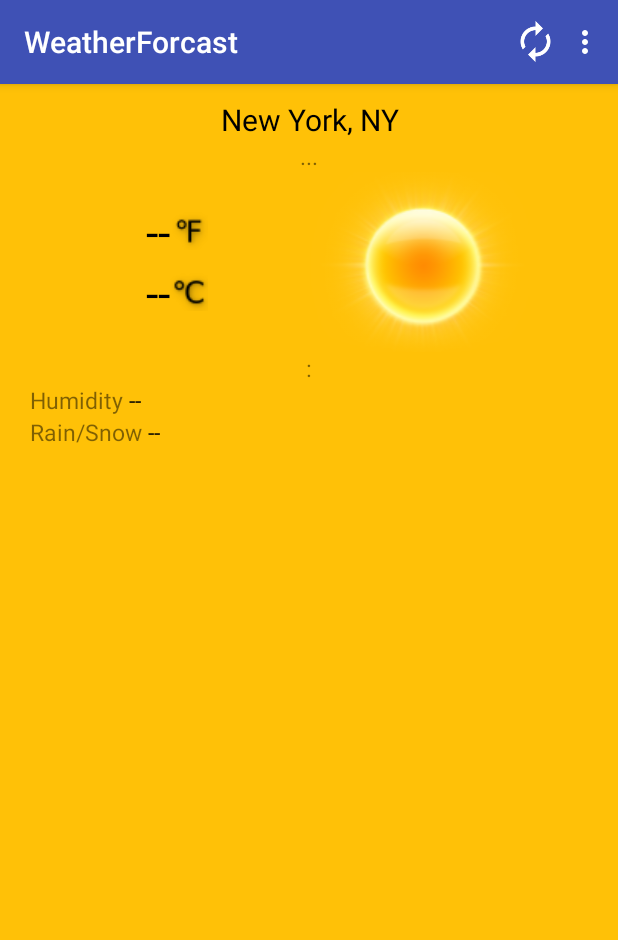
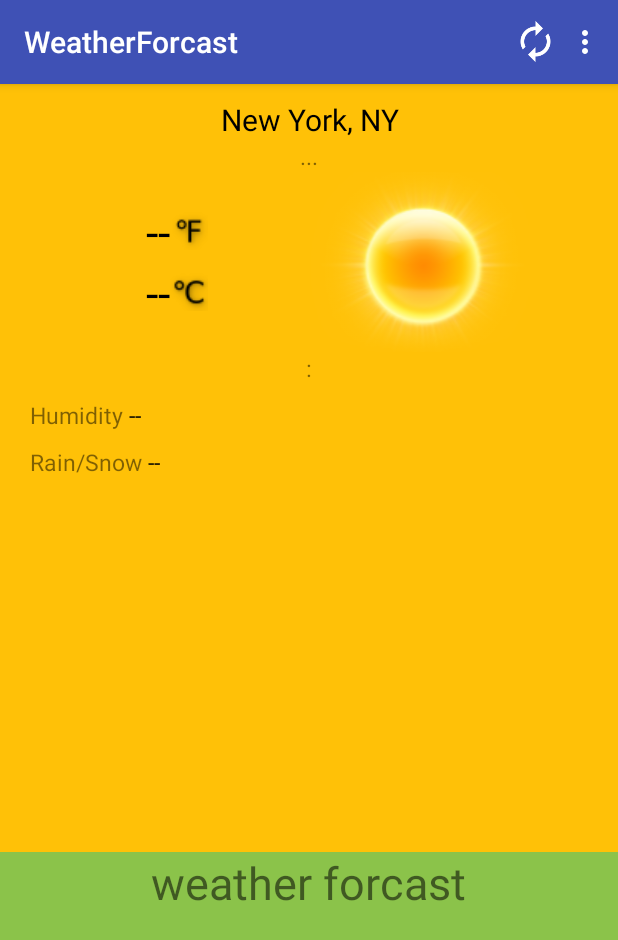
Before and after one commit to annalinewyork/WeatherForcast-C-F, an Android app: the screen it shows after launch (MainActivity), on a phone screen of 412 x 824 dp. Shown: the top 940 px of the screen. Run offline under Robolectric (Android 15) with nearby library versions, the phone set to English and light mode, and no system bars.

Commit message:
add fragment of weather forcast

```diff
--- a/app/src/main/java/funhouse/weatherforcast/CurrentWeather.java
+++ b/app/src/main/java/funhouse/weatherforcast/CurrentWeather.java
@@ -2,6 +2,7 @@ package funhouse.weatherforcast;
 
 import java.text.DecimalFormat;
 import java.text.SimpleDateFormat;
+import java.util.Calendar;
 import java.util.Date;
 import java.util.TimeZone;
 
@@ -80,6 +81,13 @@ public class CurrentWeather {
         return dayOfTheWeek;
     }
 
+    public String getFoormattedDate(){
+        Calendar c = Calendar.getInstance();
+        SimpleDateFormat df = new SimpleDateFormat("dd MMM");
+        String formattedDate = df.format(c.getTime());
+        return formattedDate;
+    }
+
 
     public void setTime(long time) {
         mTime = time;
--- /dev/null
+++ b/app/src/main/java/funhouse/weatherforcast/ForcastFragment.java
@@ -0,0 +1,18 @@
+package funhouse.weatherforcast;
+
+import android.app.Fragment;
+import android.os.Bundle;
+import android.support.annotation.Nullable;
+import android.view.LayoutInflater;
+import android.view.View;
+import android.view.ViewGroup;
+
+public class ForcastFragment extends Fragment {
+
+    @Nullable
+    @Override
+    public View onCreateView(LayoutInflater inflater, ViewGroup container, Bundle savedInstanceState) {
+        View view = inflater.inflate(R.layout.fragment_forcast,container,false);
+        return view;
+    }
+}
--- a/app/src/main/java/funhouse/weatherforcast/MainActivity.java
+++ b/app/src/main/java/funhouse/weatherforcast/MainActivity.java
@@ -1,5 +1,8 @@
 package funhouse.weatherforcast;
 
+import android.app.Fragment;
+import android.app.FragmentManager;
+import android.app.FragmentTransaction;
 import android.content.Context;
 import android.graphics.drawable.Drawable;
 import android.net.ConnectivityManager;
@@ -29,7 +32,6 @@ import okhttp3.Response;
 
 public class MainActivity extends AppCompatActivity {
 
-    // need to add date (Thu, 9/5/2016)
     //need to add highest/lowest temp
     //change city function
     //5 days forcast, hourly forcast,
@@ -47,6 +49,7 @@ public class MainActivity extends AppCompatActivity {
     private ImageView mIconImageView;
     private ImageView mRefreshImageIcon;
     private ProgressBar mProgressBar;
+    Fragment mFragment;
 
 
     @Override
@@ -65,6 +68,12 @@ public class MainActivity extends AppCompatActivity {
         mIconImageView = (ImageView) findViewById(R.id.iconImageView);
         mRefreshImageIcon = (ImageView) findViewById(R.id.refreshImageOnToolbar);
         mProgressBar = (ProgressBar)findViewById(R.id.progressBar);
+
+        mFragment = new ForcastFragment();
+        FragmentManager fm = getFragmentManager();
+        FragmentTransaction fragmentTransaction = fm.beginTransaction();
+        fragmentTransaction.commit();
+
 
         mProgressBar.setVisibility(View.INVISIBLE);
         final double latitude = 40.730610;
@@ -156,7 +165,7 @@ public class MainActivity extends AppCompatActivity {
     private void updateDisplay() {
         mTemperatureLabelC.setText(mCurrentWeather.getTemperatureC() + "");
         mTemperatureLabelF.setText(mCurrentWeather.getTemperatureF() );
-        mTimeLabel.setText(mCurrentWeather.getFormattedDayOfWeek());
+        mTimeLabel.setText(mCurrentWeather.getFormattedDayOfWeek()+", "+" "+ mCurrentWeather.getFoormattedDate());
         mHumidityValue.setText(mCurrentWeather.getHumidity() + "");
         mPrecipValue.setText(mCurrentWeather.getPrecipChance() + "%");
         mSummaryLabel.setText(mCurrentWeather.getSummery());
--- a/app/src/main/res/layout/content_main.xml
+++ b/app/src/main/res/layout/content_main.xml
@@ -6,11 +6,17 @@
     android:layout_width="match_parent"
     android:layout_height="match_parent"
     android:orientation="vertical"
-    android:paddingLeft="@dimen/activity_horizontal_margin"
-    android:paddingRight="@dimen/activity_horizontal_margin"
     app:layout_behavior="@string/appbar_scrolling_view_behavior"
     tools:context="funhouse.weatherforcast.MainActivity"
     tools:showIn="@layout/activity_main">
+
+    <LinearLayout
+        android:layout_width="match_parent"
+        android:layout_height="match_parent"
+        android:layout_weight="1"
+        android:orientation="vertical"
+        android:paddingLeft="@dimen/activity_horizontal_margin"
+        android:paddingRight="@dimen/activity_horizontal_margin">
 
         <TextView
             android:id="@+id/locationLabel"
@@ -38,17 +44,18 @@
             android:orientation="horizontal">
 
             <LinearLayout
+                android:layout_width="wrap_content"
+                android:layout_height="match_parent"
+                android:layout_weight="1"
                 android:gravity="center_vertical"
-            android:orientation="vertical"
-            android:layout_weight="1"
-            android:layout_width="wrap_content"
-            android:layout_height="match_parent">
+                android:orientation="vertical">
 
                 <LinearLayout
+                    android:layout_width="match_parent"
+                    android:layout_height="wrap_content"
                     android:gravity="right"
-                android:orientation="horizontal"
-                android:layout_width="match_parent"
-                android:layout_height="wrap_content">
+                    android:orientation="horizontal">
+
                     <TextView
                         android:id="@+id/tempetureLabelC"
                         android:layout_width="wrap_content"
@@ -57,19 +64,21 @@
                         android:text="--"
                         android:textColor="@color/colorBlack"
                         android:textSize="30sp"/>
+
                     <ImageView
-                    android:layout_gravity="center_vertical"
                         android:id="@+id/degreeImagFeVieweViewF"
                         android:layout_width="wrap_content"
                         android:layout_height="wrap_content"
+                        android:layout_gravity="center_vertical"
                         android:src="@drawable/degree_fahrenheit25"/>
                 </LinearLayout>
 
                 <LinearLayout
+                    android:layout_width="match_parent"
+                    android:layout_height="wrap_content"
                     android:gravity="right"
-                android:orientation="horizontal"
-                android:layout_width="match_parent"
-                android:layout_height="wrap_content">
+                    android:orientation="horizontal">
+
                     <TextView
                         android:id="@+id/tempetureLabelF"
                         android:layout_width="wrap_content"
@@ -81,9 +90,9 @@
 
                     <ImageView
                         android:id="@+id/degreeImagFeVieweViewC"
-                    android:layout_gravity="center_vertical"
                         android:layout_width="wrap_content"
                         android:layout_height="wrap_content"
+                        android:layout_gravity="center_vertical"
                         android:src="@drawable/degree_celsius25"/>
                 </LinearLayout>
 
@@ -92,9 +101,9 @@
 
 
             <LinearLayout
-            android:layout_weight="1"
                 android:layout_width="wrap_content"
                 android:layout_height="match_parent"
+                android:layout_weight="1"
                 android:orientation="vertical">
 
                 <ImageView
@@ -117,7 +126,9 @@
         <LinearLayout
             android:layout_width="wrap_content"
             android:layout_height="wrap_content"
+            android:layout_marginTop="10dp"
             android:orientation="horizontal">
+
             <TextView
                 android:id="@+id/humidityLabel"
                 android:layout_width="match_parent"
@@ -126,6 +137,7 @@
                 android:text="Humidity "
                 android:textColor="#80000000"
                 android:textSize="15sp"/>
+
             <TextView
                 android:id="@+id/humidityValue"
                 android:layout_width="match_parent"
@@ -139,6 +151,7 @@
         <LinearLayout
             android:layout_width="wrap_content"
             android:layout_height="wrap_content"
+            android:layout_marginTop="10dp"
             android:orientation="horizontal">
 
             <TextView
@@ -163,5 +176,23 @@
         <ProgressBar
             android:id="@+id/progressBar"
             android:layout_width="match_parent"
-        android:layout_height="wrap_content"/>
+            android:layout_height="wrap_content"
+            android:layout_marginTop="10dp"/>
+
     </LinearLayout>
+
+    <RelativeLayout
+        android:layout_width="match_parent"
+        android:layout_height="wrap_content"
+        android:layout_weight="2">
+
+        <fragment
+            android:id="@+id/forcast_fragment"
+            android:name="funhouse.weatherforcast.ForcastFragment"
+            android:layout_width="match_parent"
+            android:layout_height="match_parent"
+            android:layout_alignParentBottom="true"
+            tools:layout="@layout/fragment_forcast"/>
+    </RelativeLayout>
+
+</LinearLayout>
--- /dev/null
+++ b/app/src/main/res/layout/fragment_forcast.xml
@@ -0,0 +1,15 @@
+<?xml version="1.0" encoding="utf-8"?>
+<LinearLayout xmlns:android="http://schemas.android.com/apk/res/android"
+              android:orientation="vertical"
+              android:background="@color/colorForcast"
+              android:layout_width="match_parent"
+              android:layout_height="match_parent">
+
+    <TextView
+        android:layout_width="wrap_content"
+        android:layout_height="wrap_content"
+        android:text="weather forcast"
+        android:textSize="30sp"
+        android:id="@+id/textView"
+        android:layout_gravity="center_horizontal"/>
+</LinearLayout>
--- a/app/src/main/res/values/colors.xml
+++ b/app/src/main/res/values/colors.xml
@@ -6,4 +6,5 @@
     <color name="colorDaytime">#FFC107</color>
     <color name="colorNighttime">#3F51B5</color>
     <color name="colorBlack">#000000</color>
+    <color name="colorForcast">#8BC34A</color>
 </resources>
```
Lines whose indentation alone changed are shown as unchanged.
